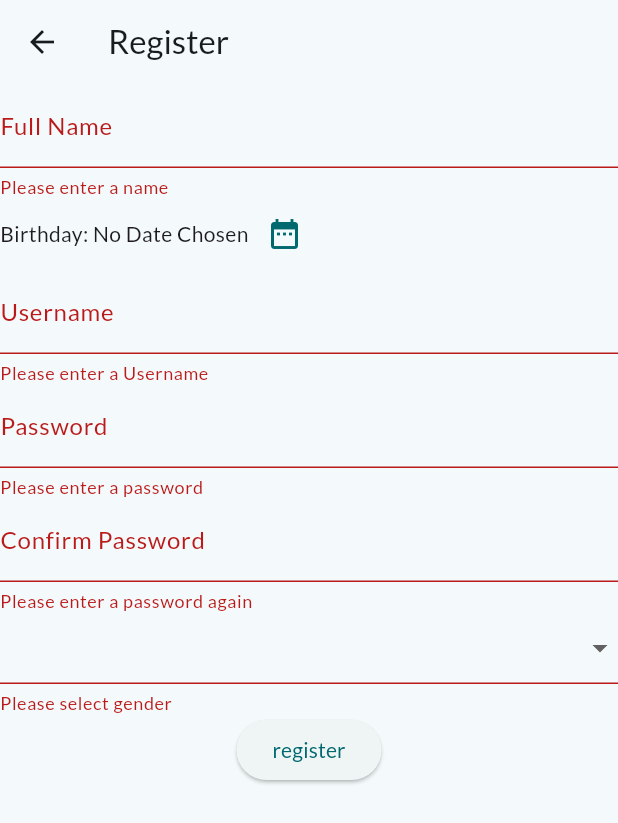
After one commit to kaer98/BlindVinsmagning, a Flutter app: the RegisterScreen screen opened directly, after a tap on "register", on a phone screen of 412 x 824 dp. The commit adds this screen. Shown: the top 823 px of the screen. Run offline on Flutter 3.47's test engine with Material 3 defaults, Android fonts, the phone set to English and light mode, and no system bars; our stand-ins replace google_fonts; missing offline and left inert: dart:ffi, list_picker.

Commit message:
make register screen

```diff
--- a/appr/lib/main.dart
+++ b/appr/lib/main.dart
@@ -1,5 +1,6 @@
 import 'package:appr/screens/login_screen.dart';
 import 'package:appr/screens/main_menu.dart';
+import 'package:appr/screens/start_screen.dart';
 import 'package:flutter/material.dart';
 import "package:google_fonts/google_fonts.dart";
 import 'package:provider/provider.dart';
@@ -38,7 +39,7 @@ class App extends StatelessWidget {
     return ChangeNotifierProvider(
         create: (context) => MyAppState(),
         child: MaterialApp(
-            theme: theme, darkTheme: darkTheme, home: const LoginScreen()));
+            theme: theme, darkTheme: darkTheme, home: const StartScreen()));
   }
 }
 
--- /dev/null
+++ b/appr/lib/screens/register_screen.dart
@@ -0,0 +1,195 @@
+import 'dart:math';
+
+import 'package:appr/main.dart';
+import 'package:appr/screens/main_menu.dart';
+import 'package:flutter/material.dart';
+import 'package:intl/intl.dart';
+import 'package:http/http.dart' as http;
+import 'package:provider/provider.dart';
+import 'dart:convert';
+
+class RegisterScreen extends StatefulWidget {
+  const RegisterScreen({super.key});
+
+  @override
+  State<RegisterScreen> createState() => _RegisterScreenState();
+}
+
+enum Gender { MALE, FEMALE }
+
+class _RegisterScreenState extends State<RegisterScreen> {
+  final _formKey = GlobalKey<FormState>();
+  DateTime? _selectedDate;
+  final formatter = DateFormat("dd-MM-yyyy");
+  var gender;
+  var _username;
+  var _password;
+  var _confirmPassword;
+  var _fullName;
+
+  void _precentDatePicker() async {
+    final now = DateTime.now();
+    final pickedDate = await showDatePicker(
+      context: context,
+      initialDate: now,
+      firstDate: DateTime(now.year - 1, now.month, now.day),
+      lastDate: DateTime(now.year + 1, now.month, now.day),
+    );
+    setState(() {
+      _selectedDate = pickedDate;
+    });
+  }
+
+  List<DropdownMenuItem> _getDropDownMenuItems(List<String> e) {
+    final List<DropdownMenuItem> items = [];
+    for (var value in e) {
+      items.add(DropdownMenuItem(
+        value: value,
+        child: Center(
+            child: Text(
+          value,
+          textAlign: TextAlign.center,
+        )),
+      ));
+    }
+    return items;
+  }
+
+
+
+  void _register() async {
+    ScaffoldMessenger.of(context).clearSnackBars();
+    final isValid = _formKey.currentState!.validate();
+    var appstate = context.read<MyAppState>();
+    if (_password == _confirmPassword) {
+      if (isValid && _selectedDate != null) {
+
+        _formKey.currentState!.save();
+        var url = Uri.parse("https://vin.jazper.dk/api/auth/signup");
+        var response = await http.post(url,
+            headers: {"Content-Type": "application/json"},
+            body: json.encode({
+              "fullName": _fullName,
+              "birthday": _selectedDate.toString(),
+              "gender":gender,
+              "username": _username,
+              "password": _password,
+              "confirmPassword": _confirmPassword,
+            }));
+            appstate.userId = json.decode(response.body)['id'];
+            appstate.cookie = response.headers['set-cookie'];
+            Navigator.pushReplacement(context, MaterialPageRoute(builder: (context) {
+              return const MainMenu();
+            }));
+      }
+
+    } else {
+      ScaffoldMessenger.of(context).showSnackBar(
+        const SnackBar(
+          content: Text("Passwords do not match"),
+        ),
+      );
+    }
+  }
+
+  @override
+  Widget build(BuildContext context) {
+    return Scaffold(
+      appBar: AppBar(
+        title: const Text('Register'),
+      ),
+      body: ListView(
+        children: [
+          Form(
+            key: _formKey,
+            child: Column(
+              mainAxisAlignment: MainAxisAlignment.center,
+              crossAxisAlignment: CrossAxisAlignment.center,
+              children: [
+                TextFormField(
+                  textAlignVertical: TextAlignVertical.bottom,
+                  decoration: const InputDecoration(labelText: "Full Name"),
+                  onSaved: (value) => _fullName = value.toString(),
+                  validator: (value) => (value == null ||
+                          value.isEmpty ||
+                          value.trim().length <= 1 ||
+                          value.trim().length > 50)
+                      ? 'Please enter a name'
+                      : null,
+                ),
+                Row(
+                  mainAxisAlignment: MainAxisAlignment.start,
+                  children: [
+                    const Text("Birthday: "),
+                    Text(
+                      _selectedDate == null
+                          ? "No Date Chosen"
+                          : formatter.format(_selectedDate!),
+                    ),
+                    IconButton(
+                      onPressed: _precentDatePicker,
+                      icon: Icon(
+                        Icons.date_range,
+                        color: Theme.of(context).colorScheme.primary,
+                      ),
+                    ),
+                  ],
+                ),
+                TextFormField(
+                  textAlignVertical: TextAlignVertical.bottom,
+                  decoration: const InputDecoration(labelText: "Username"),
+                  onSaved: (value) => _username = value,
+                  validator: (value) => (value == null ||
+                          value.isEmpty ||
+                          value.trim().length <= 1 ||
+                          value.trim().length > 50)
+                      ? 'Please enter a Username'
+                      : null,
+                ),
+                TextFormField(
+                  textAlignVertical: TextAlignVertical.bottom,
+                  decoration: const InputDecoration(labelText: "Password"),
+                  onSaved: (value) => _password = value,
+                  validator: (value) => (value == null ||
+                          value.isEmpty ||
+                          value.trim().length <= 1 ||
+                          value.trim().length > 50)
+                      ? 'Please enter a password'
+                      : null,
+                ),
+                TextFormField(
+                  textAlignVertical: TextAlignVertical.bottom,
+                  decoration:
+                      const InputDecoration(labelText: "Confirm Password"),
+                  onSaved: (value) => _confirmPassword = value,
+                  validator: (value) => (value == null ||
+                          value.isEmpty ||
+                          value.trim().length <= 1 ||
+                          value.trim().length > 50)
+                      ? 'Please enter a password again'
+                      : null,
+                ),
+                DropdownButtonFormField(
+                  items: _getDropDownMenuItems(
+                      Gender.values.map((e) => e.name).toList()),
+                  onChanged: ((value) {
+                    gender = value;
+                  }),
+                  isExpanded: true,
+                  validator: (value) =>
+                      value == null ? "Please select gender" : null,
+                ),
+                ElevatedButton(
+                  onPressed: () {
+                    _register();
+                  },
+                  child: const Text("register"),
+                ),
+              ],
+            ),
+          ),
+        ],
+      ),
+    );
+  }
+}
--- /dev/null
+++ b/appr/lib/screens/start_screen.dart
@@ -0,0 +1,41 @@
+import 'package:appr/screens/login_screen.dart';
+import 'package:appr/screens/register_screen.dart';
+import 'package:flutter/material.dart';
+
+class StartScreen extends StatelessWidget {
+  const StartScreen({super.key});
+
+  @override
+  Widget build(BuildContext context) {
+    return Column(
+      children: [
+        ElevatedButton(
+          onPressed: () {
+            Navigator.pushReplacement(
+              context,
+              MaterialPageRoute(
+                builder: (context) {
+                  return const LoginScreen();
+                },
+              ),
+            );
+          },
+          child: const Text('Login'),
+        ),
+        ElevatedButton(
+          onPressed: () {
+            Navigator.pushReplacement(
+              context,
+              MaterialPageRoute(
+                builder: (context) {
+                  return const RegisterScreen();
+                },
+              ),
+            );
+          },
+          child: const Text('Register'),
+        ),
+      ],
+    );
+  }
+}
```
